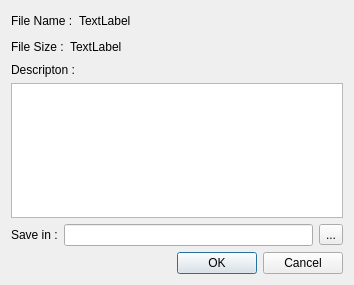
Before: the Qt Designer form trunk/incomingfiledialog.ui in BackupTheBerlios/kapture-svn, drawn with Qt 5.
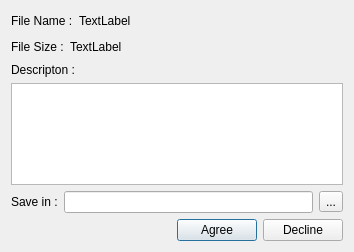
After: the same form once the commit is applied.

Commit message: - Incoming file dialog improvements.

The edit to the form file:
```diff
--- a/trunk/incomingfiledialog.ui
+++ b/trunk/incomingfiledialog.ui
@@ -6,9 +6,21 @@
     <x>0</x>
     <y>0</y>
     <width>354</width>
-    <height>285</height>
+    <height>252</height>
    </rect>
   </property>
+  <property name="sizePolicy" >
+   <sizepolicy vsizetype="Minimum" hsizetype="Minimum" >
+    <horstretch>0</horstretch>
+    <verstretch>0</verstretch>
+   </sizepolicy>
+  </property>
+  <property name="minimumSize" >
+   <size>
+    <width>0</width>
+    <height>139</height>
+   </size>
+  </property>
   <property name="windowTitle" >
    <string>File Transfer Incoming from </string>
   </property>
@@ -151,14 +163,14 @@
      <item>
       <widget class="QPushButton" name="agreeBtn" >
        <property name="text" >
-        <string>OK</string>
+        <string>Agree</string>
        </property>
       </widget>
      </item>
      <item>
       <widget class="QPushButton" name="declineBtn" >
        <property name="text" >
-        <string>Cancel</string>
+        <string>Decline</string>
        </property>
       </widget>
      </item>
```
Left out of the diff: 2 changed lines with no effect on the pictures. The commit also changes 2 other files.
